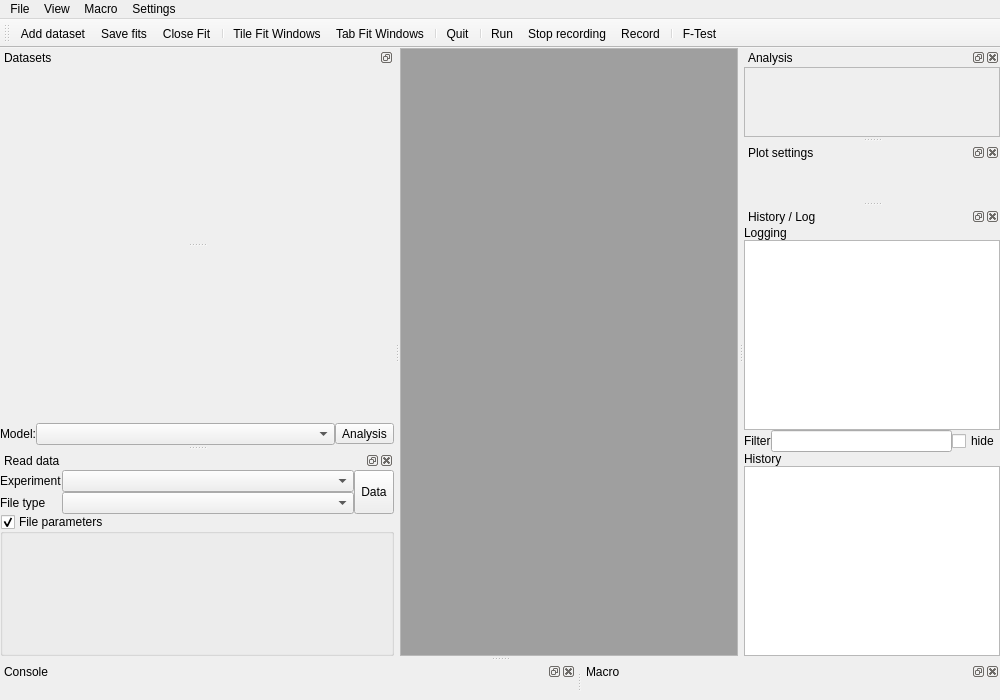
Above: chisurf/gui/gui.ui from Fluorescence-Tools/chisurf before the change. Below: the same form after it.
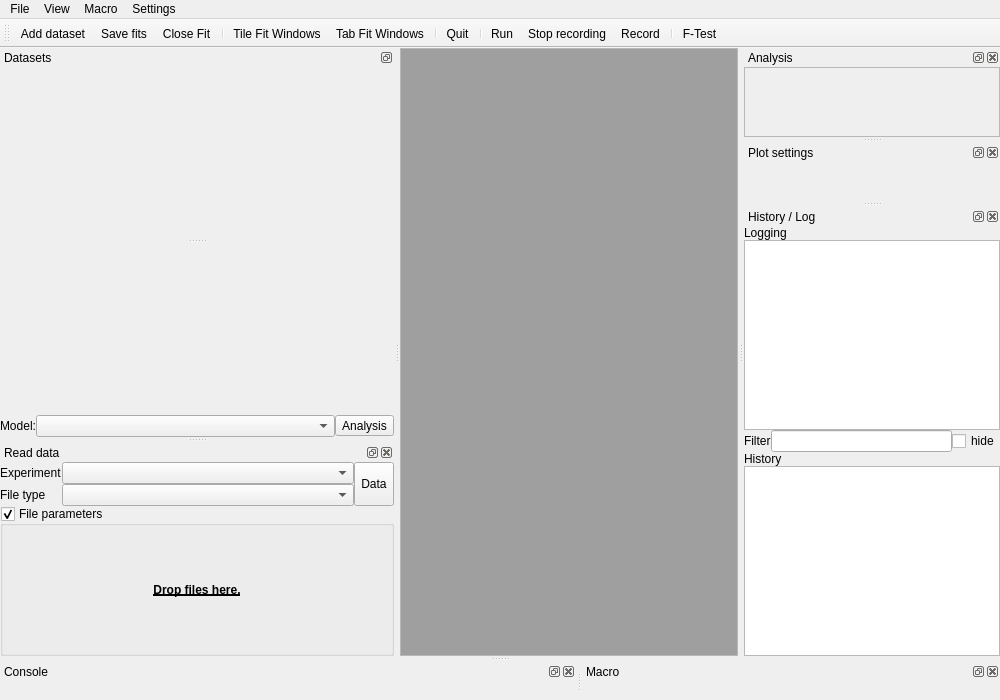
That is the form after the change. Icons and pictures are not drawn.

Commit message:
feat: Add "Drop files here" label with bold, centered, and underlined text in GUI
- Replaced spacer with QLabel to improve file drag-and-drop area visibility.
- Styled label with bold, underlined text and centered alignment for enhanced user guidance.

```diff
--- a/chisurf/gui/gui.ui
+++ b/chisurf/gui/gui.ui
@@ -740,17 +740,27 @@
          </widget>
         </item>
         <item>
-         <spacer name="verticalSpacer_3">
-          <property name="orientation">
-           <enum>Qt::Vertical</enum>
+         <widget class="QLabel" name="label_filedrop">
+          <property name="sizePolicy">
+           <sizepolicy hsizetype="MinimumExpanding" vsizetype="Expanding">
+            <horstretch>0</horstretch>
+            <verstretch>0</verstretch>
+           </sizepolicy>
           </property>
-          <property name="sizeHint" stdset="0">
-           <size>
-            <width>1</width>
-            <height>1</height>
-           </size>
+          <property name="font">
+           <font>
+            <weight>75</weight>
+            <bold>true</bold>
+            <underline>true</underline>
+           </font>
           </property>
-         </spacer>
+          <property name="text">
+           <string>Drop files here.</string>
+          </property>
+          <property name="alignment">
+           <set>Qt::AlignCenter</set>
+          </property>
+         </widget>
         </item>
        </layout>
       </widget>
```
